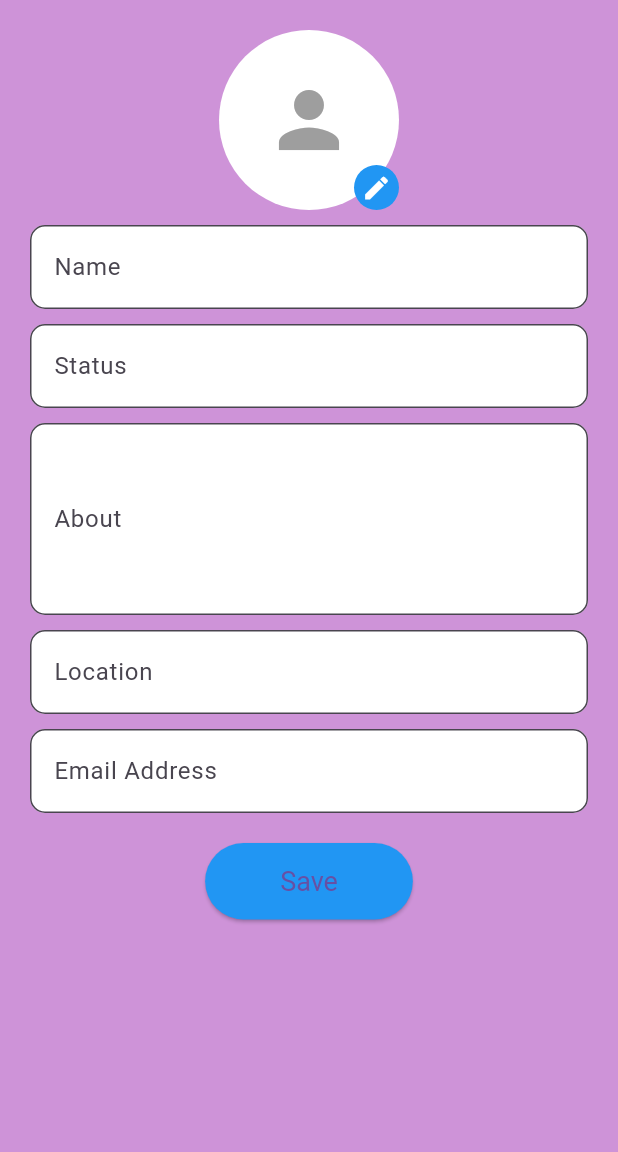
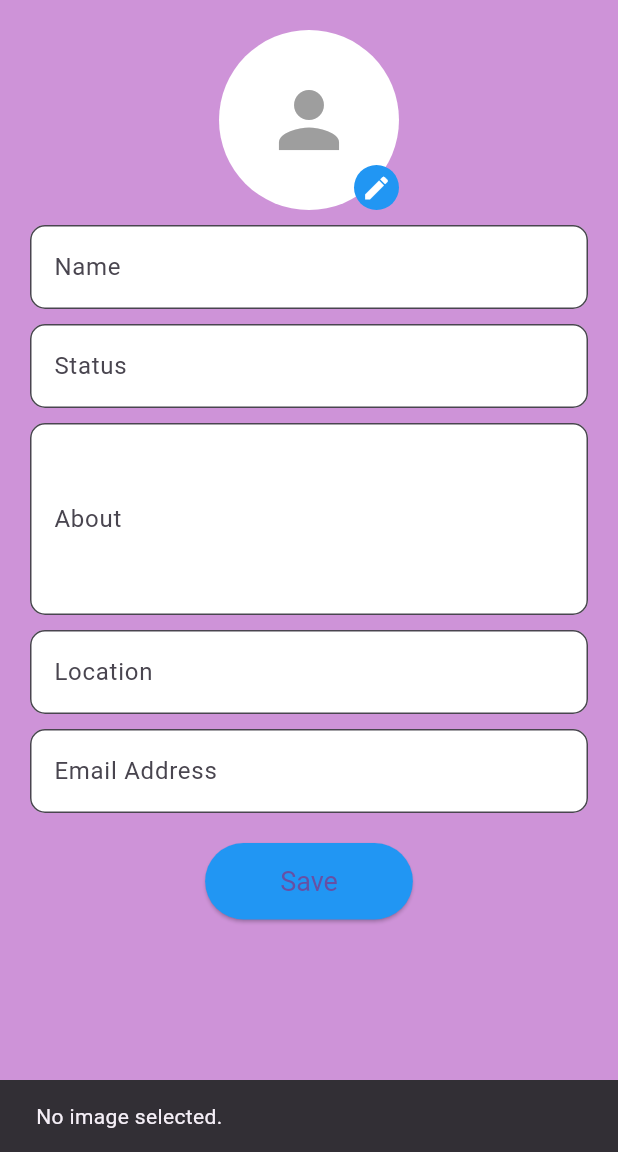
Before and after one commit to GarvitJain99/CultureConnect-GDSC, a Flutter app: the ProfilePage screen opened directly, after a tap on the "edit" icon, on a phone screen of 412 x 824 dp, the part 84-1236 px from its top. Run offline on Flutter 3.47's test engine with Material 3 defaults, Android fonts, the phone set to English and light mode, and no system bars; our stand-ins replace cloud_firestore, firebase_auth, firebase_core, firebase_storage, image_picker, permission_handler; accounts and stored records are empty.

Commit message:
image picker debugged

```diff
--- a/lib/pages/profile.dart
+++ b/lib/pages/profile.dart
@@ -50,33 +50,53 @@ class _ProfilePageState extends State<ProfilePage> {
       }
     }
   }
+  Future<void> _pickImage() async {
+  if (Platform.isAndroid) {
+    // Request Camera Permission
+    if (!await Permission.camera.request().isGranted) {
+      ScaffoldMessenger.of(context).showSnackBar(
+        SnackBar(content: Text("Camera permission is required.")),
+      );
+      return;
+    }
 
-  Future<void> _pickImage() async {
-    // Request permissions
-    var cameraStatus = await Permission.camera.request();
-    var storageStatus = await Permission.storage.request();
+    // Handle Storage Permission Based on Android Version
+    if (await Permission.photos.request().isDenied) {
+      ScaffoldMessenger.of(context).showSnackBar(
+        SnackBar(content: Text("Photo library access is required.")),
+      );
+      return;
+    }
 
-    // Check if permissions are granted
-    if (cameraStatus.isGranted && storageStatus.isGranted) {
+    if (await Permission.mediaLibrary.request().isDenied) {
+      ScaffoldMessenger.of(context).showSnackBar(
+        SnackBar(content: Text("Media library access is required.")),
+      );
+      return;
+    }
+  }
+
+  // Pick an image from the gallery
   final pickedFile = await _picker.pickImage(source: ImageSource.gallery);
+
   if (pickedFile != null) {
     setState(() {
       _imageFile = File(pickedFile.path);
     });
+
+    // Upload the image
     await _uploadProfileImage();
-      }
-    } else if (cameraStatus.isPermanentlyDenied ||
-        storageStatus.isPermanentlyDenied) {
-      // Show settings dialog if permissions are permanently denied
-      openAppSettings();
   } else {
     ScaffoldMessenger.of(context).showSnackBar(
-        SnackBar(
-            content: Text(
-                "Camera & Storage permissions are required to upload a profile picture.")),
+      SnackBar(content: Text("No image selected.")),
    );
   }
 }
+
+
+
+
+
 
   Future<void> _uploadProfileImage() async {
     if (_imageFile == null || _user == null) return;
```
Also changed, not shown: 1 other file. Lines whose indentation alone changed are shown as unchanged.
